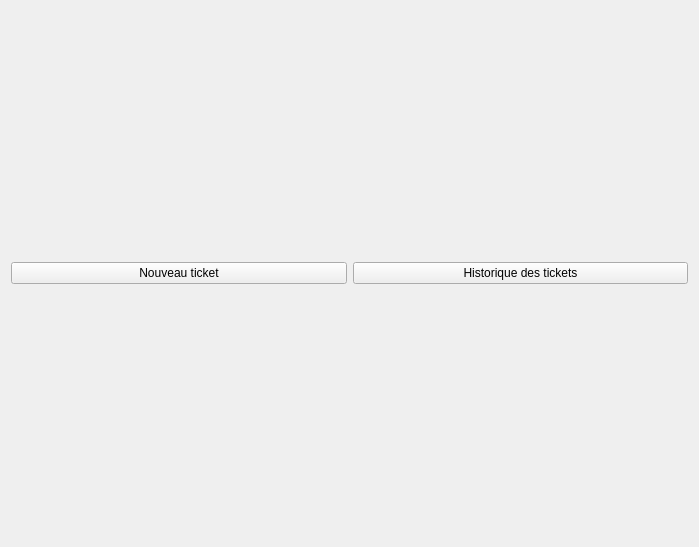
clairekth/EasyTicket, file code/forms/pageaccueilclient.ui: the form before one commit.
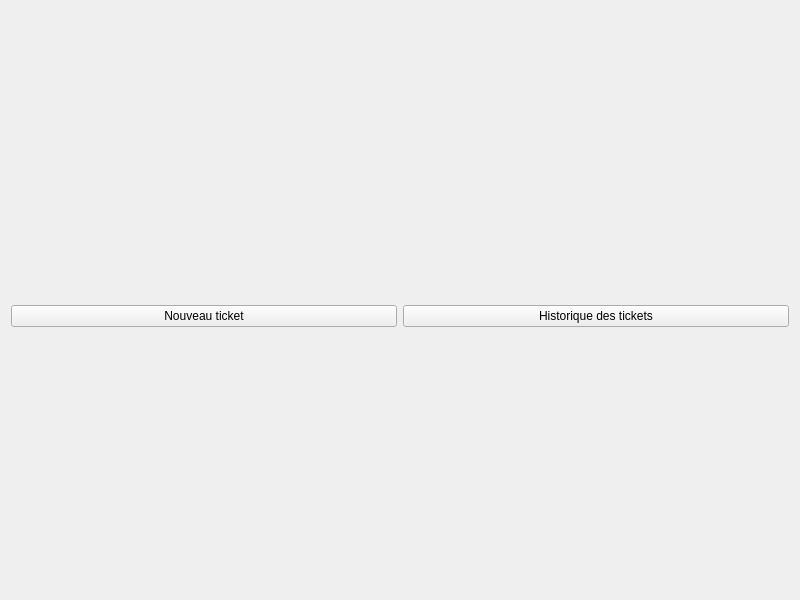
The form after the commit.

Commit message: add label qui dit "bonjour" + prénom personne co

```diff
--- a/code/forms/pageaccueilclient.ui
+++ b/code/forms/pageaccueilclient.ui
@@ -6,22 +6,44 @@
    <rect>
     <x>0</x>
     <y>0</y>
-    <width>699</width>
-    <height>547</height>
+    <width>800</width>
+    <height>600</height>
    </rect>
   </property>
   <property name="windowTitle">
    <string>Form</string>
   </property>
-  <layout class="QHBoxLayout" name="horizontalLayout">
-   <item>
+  <layout class="QGridLayout" name="gridLayout_2" rowstretch="10,500,0,0,0" rowminimumheight="10,500,0,0,0" columnminimumwidth="250,250">
+   <property name="sizeConstraint">
+    <enum>QLayout::SetNoConstraint</enum>
+   </property>
+   <property name="topMargin">
+    <number>0</number>
+   </property>
+   <property name="verticalSpacing">
+    <number>0</number>
+   </property>
+   <item row="0" column="0">
+    <widget class="QLabel" name="bonjour_client">
+     <property name="maximumSize">
+      <size>
+       <width>16777215</width>
+       <height>20</height>
+      </size>
+     </property>
+     <property name="text">
+      <string/>
+     </property>
+    </widget>
+   </item>
+   <item row="1" column="0">
     <widget class="QPushButton" name="creer_ticket_bouton">
      <property name="text">
       <string>Nouveau ticket</string>
      </property>
     </widget>
    </item>
-   <item>
+   <item row="1" column="1">
     <widget class="QPushButton" name="historique_tickets_bouton">
      <property name="text">
       <string>Historique des tickets</string>
```
The commit also changes 3 other files.
